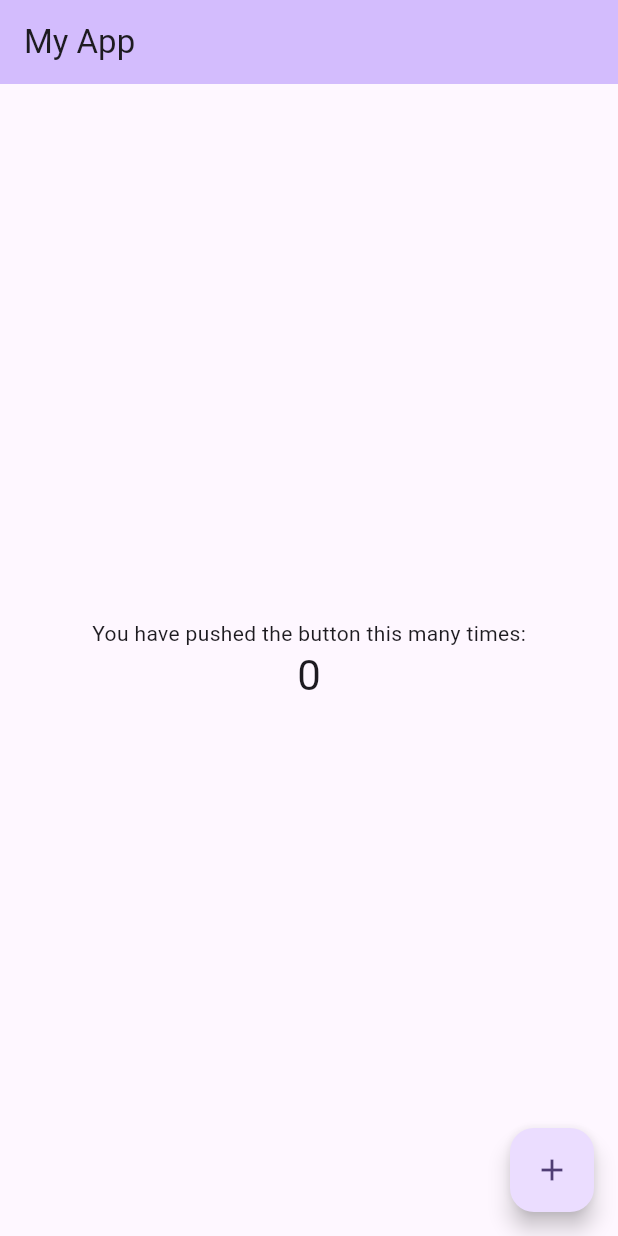
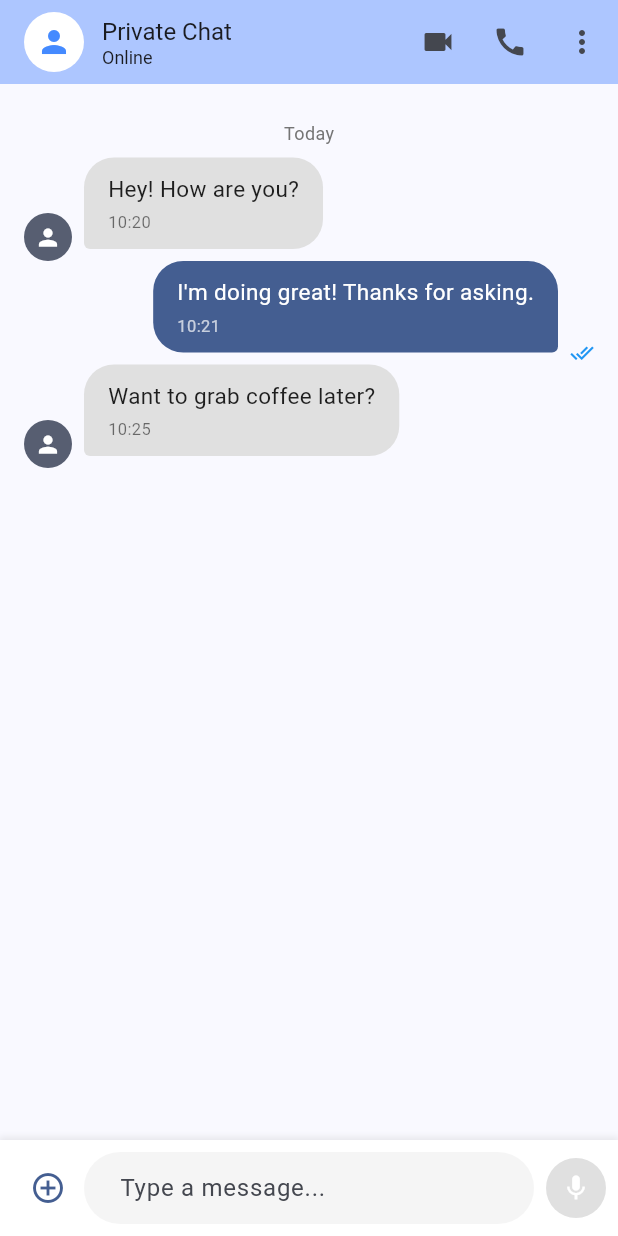
Before and after one commit to cmwen/private-chat-hub, a Flutter app: the screen it shows after launch, on a phone screen of 412 x 824 dp. Run offline on Flutter 3.47's test engine with Material 3 defaults, Android fonts, the phone set to English and light mode, and no system bars; our stand-ins replace shared_preferences.

Commit message:
Rename Flutter app from "min_flutter_template" to "private_chat_hub" and update package references

```diff
--- a/lib/main.dart
+++ b/lib/main.dart
@@ -1,83 +1,23 @@
 import 'package:flutter/material.dart';
-
-// Available services (uncomment to use):
-// import 'package:min_flutter_template/services/storage_service.dart';
-// import 'package:min_flutter_template/services/network_service.dart';
+import 'package:private_chat_hub/screens/chat_screen.dart';
 
 void main() {
   runApp(const MyApp());
 }
 
 /// The root widget of the application.
-///
-/// AI CUSTOMIZATION:
-/// - Change `title` to your app name
-/// - Modify `colorScheme` seedColor to change the app's primary color
-/// - Replace `MyHomePage` with your own home screen widget
 class MyApp extends StatelessWidget {
   const MyApp({super.key});
 
   @override
   Widget build(BuildContext context) {
     return MaterialApp(
-      title: 'My App', // TODO: Change to your app name
+      title: 'Private Chat Hub',
       theme: ThemeData(
-        colorScheme: ColorScheme.fromSeed(seedColor: Colors.deepPurple),
+        colorScheme: ColorScheme.fromSeed(seedColor: Colors.blueAccent),
         useMaterial3: true,
       ),
-      home: const MyHomePage(title: 'My App'), // TODO: Change to your app name
+      home: const ChatScreen(),
     );
   }
 }
-
-/// The home page of the application.
-///
-/// AI CUSTOMIZATION:
-/// - Rename this class and file for your app
-/// - Replace the counter example with your own UI
-/// - Add navigation to other screens as needed
-class MyHomePage extends StatefulWidget {
-  const MyHomePage({super.key, required this.title});
-
-  final String title;
-
-  @override
-  State<MyHomePage> createState() => _MyHomePageState();
-}
-
-class _MyHomePageState extends State<MyHomePage> {
-  int _counter = 0;
-
-  void _incrementCounter() {
-    setState(() {
-      _counter++;
-    });
-  }
-
-  @override
-  Widget build(BuildContext context) {
-    return Scaffold(
-      appBar: AppBar(
-        backgroundColor: Theme.of(context).colorScheme.inversePrimary,
-        title: Text(widget.title),
-      ),
-      body: Center(
-        child: Column(
-          mainAxisAlignment: MainAxisAlignment.center,
-          children: [
-            const Text('You have pushed the button this many times:'),
-            Text(
-              '$_counter',
-              style: Theme.of(context).textTheme.headlineMedium,
-            ),
-          ],
-        ),
-      ),
-      floatingActionButton: FloatingActionButton(
-        onPressed: _incrementCounter,
-        tooltip: 'Increment',
-        child: const Icon(Icons.add),
-      ),
-    );
-  }
-}
--- /dev/null
+++ b/lib/models/message.dart
@@ -0,0 +1,42 @@
+/// Represents a chat message in the conversation.
+class Message {
+  final String id;
+  final String text;
+  final bool isMe;
+  final DateTime timestamp;
+
+  const Message({
+    required this.id,
+    required this.text,
+    required this.isMe,
+    required this.timestamp,
+  });
+
+  /// Creates a Message from JSON map.
+  factory Message.fromJson(Map<String, dynamic> json) {
+    return Message(
+      id: json['id'] as String,
+      text: json['text'] as String,
+      isMe: json['isMe'] as bool,
+      timestamp: DateTime.parse(json['timestamp'] as String),
+    );
+  }
+
+  /// Converts Message to JSON map.
+  Map<String, dynamic> toJson() {
+    return {
+      'id': id,
+      'text': text,
+      'isMe': isMe,
+      'timestamp': timestamp.toIso8601String(),
+    };
+  }
+
+  @override
+  bool operator ==(Object other) =>
+      identical(this, other) ||
+      other is Message && runtimeType == other.runtimeType && id == other.id;
+
+  @override
+  int get hashCode => id.hashCode;
+}
--- /dev/null
+++ b/lib/screens/chat_screen.dart
@@ -0,0 +1,183 @@
+import 'package:flutter/material.dart';
+import 'package:private_chat_hub/models/message.dart';
+import 'package:private_chat_hub/widgets/message_bubble.dart';
+import 'package:private_chat_hub/widgets/message_input.dart';
+
+/// Main chat screen displaying messages and input field.
+class ChatScreen extends StatefulWidget {
+  const ChatScreen({super.key});
+
+  @override
+  State<ChatScreen> createState() => _ChatScreenState();
+}
+
+class _ChatScreenState extends State<ChatScreen> {
+  final List<Message> _messages = [];
+  final ScrollController _scrollController = ScrollController();
+
+  @override
+  void initState() {
+    super.initState();
+    _loadInitialMessages();
+  }
+
+  @override
+  void dispose() {
+    _scrollController.dispose();
+    super.dispose();
+  }
+
+  /// Load sample messages for demonstration.
+  void _loadInitialMessages() {
+    setState(() {
+      _messages.addAll([
+        Message(
+          id: '1',
+          text: 'Hey! How are you?',
+          isMe: false,
+          timestamp: DateTime.now().subtract(const Duration(minutes: 10)),
+        ),
+        Message(
+          id: '2',
+          text: 'I\'m doing great! Thanks for asking.',
+          isMe: true,
+          timestamp: DateTime.now().subtract(const Duration(minutes: 9)),
+        ),
+        Message(
+          id: '3',
+          text: 'Want to grab coffee later?',
+          isMe: false,
+          timestamp: DateTime.now().subtract(const Duration(minutes: 5)),
+        ),
+      ]);
+    });
+  }
+
+  /// Handles sending a new message.
+  void _handleSendMessage(String text) {
+    if (text.trim().isEmpty) return;
+
+    final newMessage = Message(
+      id: DateTime.now().millisecondsSinceEpoch.toString(),
+      text: text,
+      isMe: true,
+      timestamp: DateTime.now(),
+    );
+
+    setState(() {
+      _messages.add(newMessage);
+    });
+
+    // Scroll to bottom after adding message
+    WidgetsBinding.instance.addPostFrameCallback((_) {
+      if (_scrollController.hasClients) {
+        _scrollController.animateTo(
+          _scrollController.position.maxScrollExtent,
+          duration: const Duration(milliseconds: 300),
+          curve: Curves.easeOut,
+        );
+      }
+    });
+  }
+
+  @override
+  Widget build(BuildContext context) {
+    return Scaffold(
+      appBar: AppBar(
+        backgroundColor: Theme.of(context).colorScheme.inversePrimary,
+        title: const Row(
+          children: [
+            CircleAvatar(
+              backgroundColor: Colors.white,
+              child: Icon(Icons.person, color: Colors.blueAccent),
+            ),
+            SizedBox(width: 12),
+            Column(
+              crossAxisAlignment: CrossAxisAlignment.start,
+              children: [
+                Text('Private Chat', style: TextStyle(fontSize: 16)),
+                Text(
+                  'Online',
+                  style: TextStyle(fontSize: 12, fontWeight: FontWeight.normal),
+                ),
+              ],
+            ),
+          ],
+        ),
+        actions: [
+          IconButton(
+            icon: const Icon(Icons.videocam),
+            onPressed: () {},
+            tooltip: 'Video call',
+          ),
+          IconButton(
+            icon: const Icon(Icons.call),
+            onPressed: () {},
+            tooltip: 'Voice call',
+          ),
+          IconButton(
+            icon: const Icon(Icons.more_vert),
+            onPressed: () {},
+            tooltip: 'More options',
+          ),
+        ],
+      ),
+      body: Column(
+        children: [
+          Expanded(
+            child: _messages.isEmpty
+                ? Center(
+                    child: Column(
+                      mainAxisAlignment: MainAxisAlignment.center,
+                      children: [
+                        Icon(
+                          Icons.chat_bubble_outline,
+                          size: 64,
+                          color: Colors.grey[400],
+                        ),
+                        const SizedBox(height: 16),
+                        Text(
+                          'No messages yet',
+                          style: TextStyle(
+                            fontSize: 18,
+                            color: Colors.grey[600],
+                          ),
+                        ),
+                        const SizedBox(height: 8),
+                        Text(
+                          'Start the conversation!',
+                          style: TextStyle(
+                            fontSize: 14,
+                            color: Colors.grey[500],
+                          ),
+                        ),
+                      ],
+                    ),
+                  )
+                : ListView.builder(
+                    controller: _scrollController,
+                    padding: const EdgeInsets.all(16),
+                    itemCount: _messages.length,
+                    itemBuilder: (context, index) {
+                      final message = _messages[index];
+                      final showTimestamp =
+                          index == 0 ||
+                          _messages[index - 1].timestamp
+                                  .difference(message.timestamp)
+                                  .inMinutes
+                                  .abs() >
+                              5;
+
+                      return MessageBubble(
+                        message: message,
+                        showTimestamp: showTimestamp,
+                      );
+                    },
+                  ),
+          ),
+          MessageInput(onSendMessage: _handleSendMessage),
+        ],
+      ),
+    );
+  }
+}
--- /dev/null
+++ b/lib/widgets/message_bubble.dart
@@ -0,0 +1,112 @@
+import 'package:flutter/material.dart';
+import 'package:private_chat_hub/models/message.dart';
+import 'package:intl/intl.dart';
+
+/// A chat message bubble widget.
+class MessageBubble extends StatelessWidget {
+  final Message message;
+  final bool showTimestamp;
+
+  const MessageBubble({
+    super.key,
+    required this.message,
+    this.showTimestamp = false,
+  });
+
+  @override
+  Widget build(BuildContext context) {
+    final colorScheme = Theme.of(context).colorScheme;
+    final isMe = message.isMe;
+
+    return Column(
+      crossAxisAlignment: isMe
+          ? CrossAxisAlignment.end
+          : CrossAxisAlignment.start,
+      children: [
+        if (showTimestamp)
+          Padding(
+            padding: const EdgeInsets.symmetric(vertical: 8),
+            child: Center(
+              child: Text(
+                _formatTimestamp(message.timestamp),
+                style: TextStyle(fontSize: 12, color: Colors.grey[600]),
+              ),
+            ),
+          ),
+        Row(
+          mainAxisAlignment: isMe
+              ? MainAxisAlignment.end
+              : MainAxisAlignment.start,
+          crossAxisAlignment: CrossAxisAlignment.end,
+          children: [
+            if (!isMe) ...[
+              CircleAvatar(
+                radius: 16,
+                backgroundColor: colorScheme.secondary,
+                child: const Icon(Icons.person, size: 18, color: Colors.white),
+              ),
+              const SizedBox(width: 8),
+            ],
+            Flexible(
+              child: Container(
+                margin: const EdgeInsets.only(bottom: 8),
+                padding: const EdgeInsets.symmetric(
+                  horizontal: 16,
+                  vertical: 10,
+                ),
+                decoration: BoxDecoration(
+                  color: isMe ? colorScheme.primary : Colors.grey[300],
+                  borderRadius: BorderRadius.only(
+                    topLeft: const Radius.circular(20),
+                    topRight: const Radius.circular(20),
+                    bottomLeft: Radius.circular(isMe ? 20 : 4),
+                    bottomRight: Radius.circular(isMe ? 4 : 20),
+                  ),
+                ),
+                child: Column(
+                  crossAxisAlignment: CrossAxisAlignment.start,
+                  children: [
+                    Text(
+                      message.text,
+                      style: TextStyle(
+                        color: isMe ? Colors.white : Colors.black87,
+                        fontSize: 15,
+                      ),
+                    ),
+                    const SizedBox(height: 4),
+                    Text(
+                      DateFormat('HH:mm').format(message.timestamp),
+                      style: TextStyle(
+                        color: isMe ? Colors.white70 : Colors.black54,
+                        fontSize: 11,
+                      ),
+                    ),
+                  ],
+                ),
+              ),
+            ),
+            if (isMe) ...[
+              const SizedBox(width: 8),
+              const Icon(Icons.done_all, size: 16, color: Colors.blue),
+            ],
+          ],
+        ),
+      ],
+    );
+  }
+
+  String _formatTimestamp(DateTime timestamp) {
+    final now = DateTime.now();
+    final difference = now.difference(timestamp);
+
+    if (difference.inDays == 0) {
+      return 'Today';
+    } else if (difference.inDays == 1) {
+      return 'Yesterday';
+    } else if (difference.inDays < 7) {
+      return DateFormat('EEEE').format(timestamp);
+    } else {
+      return DateFormat('MMM d, y').format(timestamp);
+    }
+  }
+}
--- /dev/null
+++ b/lib/widgets/message_input.dart
@@ -0,0 +1,113 @@
+import 'package:flutter/material.dart';
+
+/// Message input field with send button.
+class MessageInput extends StatefulWidget {
+  final Function(String) onSendMessage;
+
+  const MessageInput({super.key, required this.onSendMessage});
+
+  @override
+  State<MessageInput> createState() => _MessageInputState();
+}
+
+class _MessageInputState extends State<MessageInput> {
+  final TextEditingController _controller = TextEditingController();
+  bool _hasText = false;
+
+  @override
+  void initState() {
+    super.initState();
+    _controller.addListener(_onTextChanged);
+  }
+
+  @override
+  void dispose() {
+    _controller.removeListener(_onTextChanged);
+    _controller.dispose();
+    super.dispose();
+  }
+
+  void _onTextChanged() {
+    setState(() {
+      _hasText = _controller.text.trim().isNotEmpty;
+    });
+  }
+
+  void _handleSend() {
+    final text = _controller.text.trim();
+    if (text.isNotEmpty) {
+      widget.onSendMessage(text);
+      _controller.clear();
+    }
+  }
+
+  @override
+  Widget build(BuildContext context) {
+    final colorScheme = Theme.of(context).colorScheme;
+
+    return Container(
+      padding: const EdgeInsets.symmetric(horizontal: 8, vertical: 8),
+      decoration: BoxDecoration(
+        color: Colors.white,
+        boxShadow: [
+          BoxShadow(
+            color: Colors.grey.withValues(alpha: 0.2),
+            spreadRadius: 1,
+            blurRadius: 3,
+            offset: const Offset(0, -1),
+          ),
+        ],
+      ),
+      child: SafeArea(
+        child: Row(
+          children: [
+            IconButton(
+              icon: const Icon(Icons.add_circle_outline),
+              color: colorScheme.primary,
+              onPressed: () {
+                // Show attachment options
+              },
+              tooltip: 'Attach file',
+            ),
+            Expanded(
+              child: TextField(
+                controller: _controller,
+                decoration: InputDecoration(
+                  hintText: 'Type a message...',
+                  border: OutlineInputBorder(
+                    borderRadius: BorderRadius.circular(24),
+                    borderSide: BorderSide.none,
+                  ),
+                  filled: true,
+                  fillColor: Colors.grey[100],
+                  contentPadding: const EdgeInsets.symmetric(
+                    horizontal: 20,
+                    vertical: 10,
+                  ),
+                ),
+                maxLines: null,
+                textCapitalization: TextCapitalization.sentences,
+                onSubmitted: (_) => _handleSend(),
+              ),
+            ),
+            const SizedBox(width: 8),
+            CircleAvatar(
+              backgroundColor: _hasText
+                  ? colorScheme.primary
+                  : Colors.grey[300],
+              child: IconButton(
+                icon: Icon(
+                  _hasText ? Icons.send : Icons.mic,
+                  color: Colors.white,
+                  size: 20,
+                ),
+                onPressed: _hasText ? _handleSend : () {},
+                tooltip: _hasText ? 'Send message' : 'Voice message',
+              ),
+            ),
+          ],
+        ),
+      ),
+    );
+  }
+}
```
Also changed, not shown: pubspec.yaml (+5 -2 lines), pubspec.lock, 18 other files.
